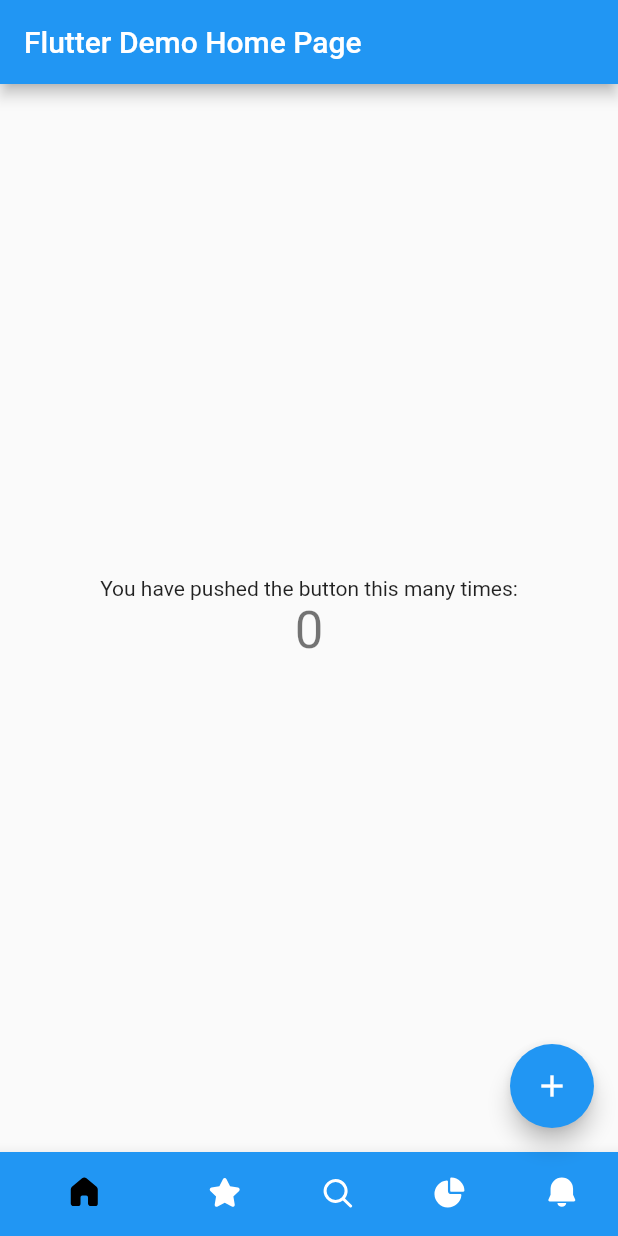
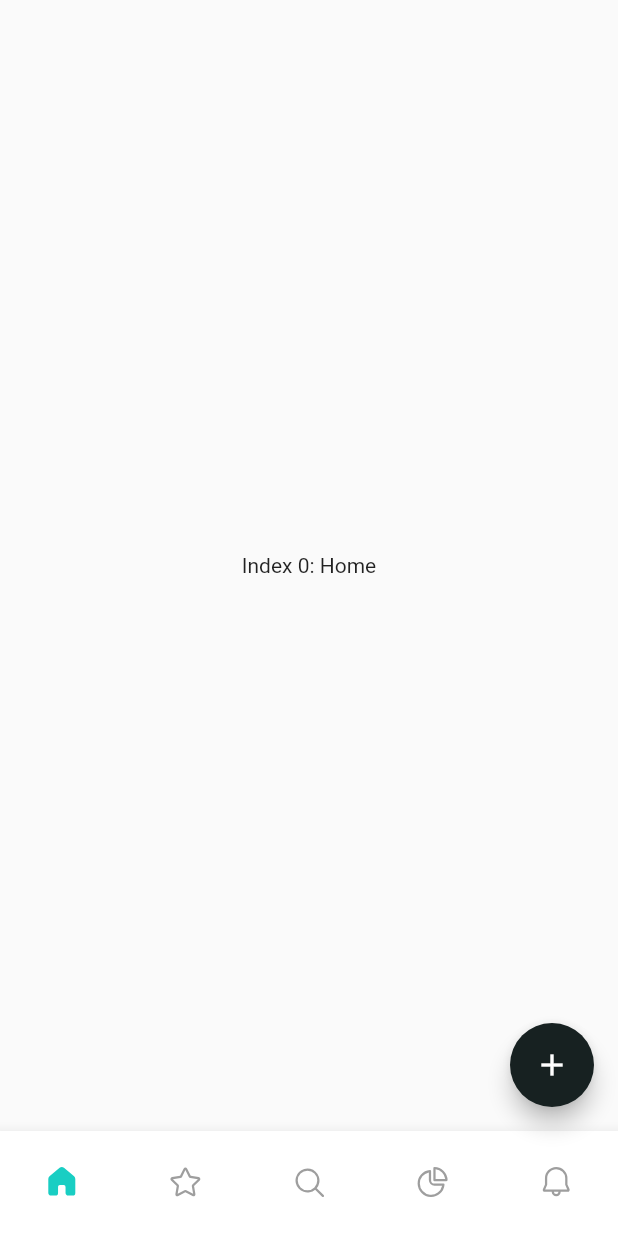
Before and after one commit to river-hermsen/portfolio-tracker, a Flutter app: the screen it shows after launch, on a phone screen of 412 x 824 dp. Run offline on Flutter 3.47's test engine with Material 2 defaults, Android fonts, the phone set to English and light mode, and no system bars; our stand-ins replace fluentui_system_icons.

Commit message:
Working on bottomnavigationbar

```diff
--- a/lib/main.dart
+++ b/lib/main.dart
@@ -12,16 +12,8 @@
     return MaterialApp(
       title: 'Flutter Demo',
       theme: ThemeData(
-        // This is the theme of your application.
-        //
-        // Try running your application with "flutter run". You'll see the
-        // application has a blue toolbar. Then, without quitting the app, try
-        // changing the primarySwatch below to Colors.green and then invoke
-        // "hot reload" (press "r" in the console where you ran "flutter run",
-        // or simply save your changes to "hot reload" in a Flutter IDE).
-        // Notice that the counter didn't reset back to zero; the application
-        // is not restarted.
-        primarySwatch: Colors.redAccent[500],
+        primaryColor: Color(0xff19CEC3),
+        accentColor: Color(0xff172121),
       ),
       home: MyHomePage(title: 'Flutter Demo Home Page'),
     );
@@ -39,6 +31,25 @@
 
 class _MyHomePageState extends State<MyHomePage> {
   int _counter = 0;
+  int _selectedIndex = 0;
+
+  static const List<Widget> _widgetOptions = <Widget>[
+    Text(
+      'Index 0: Home',
+    ),
+    Text(
+      'Index 1: Business',
+    ),
+    Text(
+      'Index 2: School',
+    ),
+    Text(
+      'Index 2: School',
+    ),
+    Text(
+      'Index 2: School',
+    ),
+  ];
 
   void _incrementCounter() {
     setState(() {
@@ -46,59 +57,86 @@
     });
   }
 
+  void _onItemTapped(int index) {
+    setState(() {
+      _selectedIndex = index;
+    });
+  }
+
   @override
   Widget build(BuildContext context) {
     return Scaffold(
-      appBar: AppBar(
-        title: Text(widget.title),
+      bottomNavigationBar: SizedBox(
+        height: 70,
+        child: new Theme(
+          data: Theme.of(context).copyWith(
+            canvasColor: Colors.white,
           ),
-      bottomNavigationBar: BottomNavigationBar(
-        backgroundColor: Colors.red,
-        selectedItemColor: Colors.black,
-        unselectedItemColor: Colors.white,
+          child: new BottomNavigationBar(
+            type: BottomNavigationBarType.fixed,
+            currentIndex: _selectedIndex,
+            onTap: _onItemTapped,
+            selectedItemColor: Theme.of(context).primaryColor,
+            unselectedItemColor: Colors.grey,
             showSelectedLabels: false,
             showUnselectedLabels: false,
             items: [
               BottomNavigationBarItem(
-            icon: Icon(FluentIcons.home_48_filled),
+                icon: _selectedIndex == 0
+                    ? new Icon(
+                        FluentIcons.home_28_filled,
+                      )
+                    : new Icon(
+                        FluentIcons.home_28_regular,
+                      ),
                 label: 'Home',
-            backgroundColor: Colors.blue,
               ),
               BottomNavigationBarItem(
-            icon: Icon(FluentIcons.star_28_filled),
+                icon: _selectedIndex == 1
+                    ? new Icon(
+                        FluentIcons.star_28_filled,
+                      )
+                    : new Icon(
+                        FluentIcons.star_28_regular,
+                      ),
                 label: 'Watchlist',
-            backgroundColor: Colors.blue,
               ),
               BottomNavigationBarItem(
-            icon: Icon(FluentIcons.search_28_filled),
+                icon: _selectedIndex == 2
+                    ? new Icon(
+                        FluentIcons.search_28_filled,
+                      )
+                    : new Icon(
+                        FluentIcons.search_28_regular,
+                      ),
                 label: 'Search',
-            backgroundColor: Colors.blue,
               ),
               BottomNavigationBarItem(
-            icon: Icon(FluentIcons.data_pie_24_filled),
-            label: 'Search',
-            backgroundColor: Colors.blue,
+                icon: _selectedIndex == 3
+                    ? new Icon(
+                        FluentIcons.data_pie_24_filled,
+                      )
+                    : new Icon(
+                        FluentIcons.data_pie_24_regular,
+                      ),
+                label: 'Portfolio',
               ),
               BottomNavigationBarItem(
-            icon: Icon(FluentIcons.alert_32_filled),
-            label: 'Search',
-            backgroundColor: Colors.blue,
+                icon: _selectedIndex == 4
+                    ? new Icon(
+                        FluentIcons.alert_32_filled,
+                      )
+                    : new Icon(
+                        FluentIcons.alert_32_regular,
+                      ),
+                label: 'Notifications',
               ),
             ],
           ),
+        ),
+      ),
       body: Center(
-        child: Column(
-          mainAxisAlignment: MainAxisAlignment.center,
-          children: <Widget>[
-            Text(
-              'You have pushed the button this many times:',
-            ),
-            Text(
-              '$_counter',
-              style: Theme.of(context).textTheme.headline4,
-            ),
-          ],
-        ),
+        child: _widgetOptions.elementAt(_selectedIndex),
       ),
       floatingActionButton: FloatingActionButton(
         onPressed: _incrementCounter,
```
Lines whose indentation alone changed are shown as unchanged.
